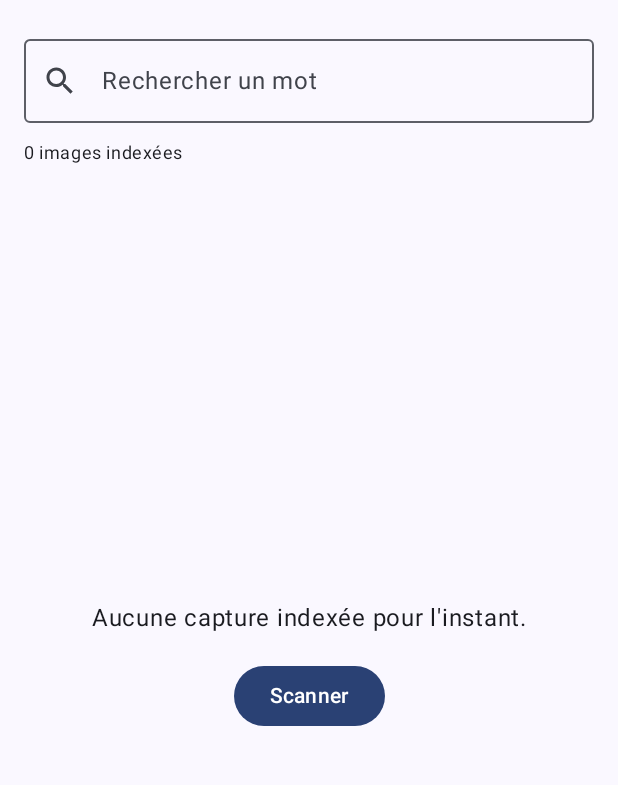
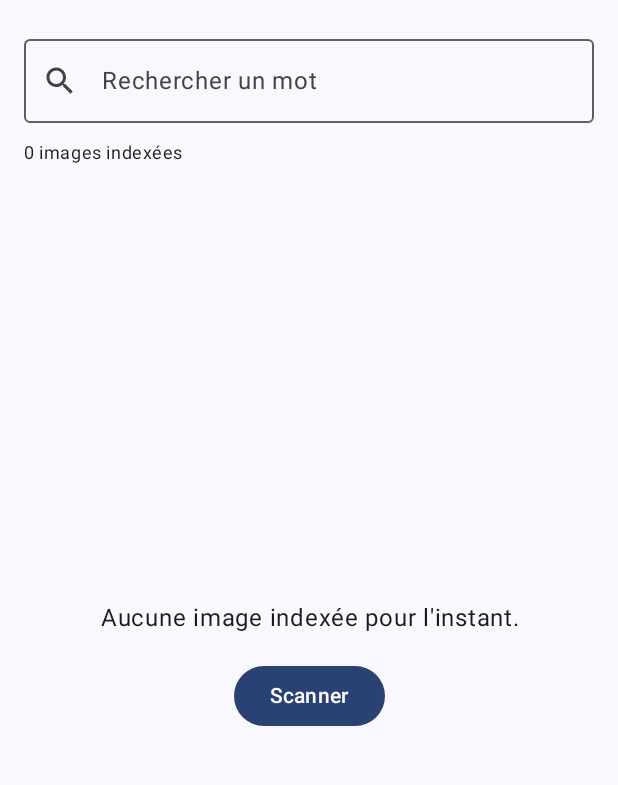
Before and after one commit to w-koujdal/trieur, an Android app built with Jetpack Compose: the screen it shows after launch (MainActivity), on a phone screen of 412 x 824 dp, the part 69-854 px from its top. Run offline under Robolectric (Android 15) with nearby library versions, the phone set to English and light mode, and no system bars; our stand-ins replace Room's generated code; libraries missing offline, so code that uses them is left out: com.google.mlkit.vision.

Commit message:
Tests sur émulateur : correctifs du parcours complet
Nouvel émulateur (D:\avd\trieur_test, Android 16 x86_64, accélération AEHD)
avec 12 images de test générées (ticket, billet, code SMS, adresse,
conversation, doublon, photos, facture). Debug : ABI x86_64 en plus.

Parcours vérifié : accueil -> permission -> indexation -> filtres par source
-> recherche sans accent (« crepes ») -> panneau -> composeur -> Nettoyage ->
Doublons -> corbeille (12 -> 11).

Corrigé :
- La puce de source était hors de l'écran à gauche (LazyRow garde l'ancienne
  première puce) : retour au début dès que la tête de la barre change
- Numéro non détecté quand l'OCR lit « O6 » : O accepté en tête et corrigé
  en 0 (affiché « 06 12 34 56 78 »)
- Un lot de nettoyage vidé se ferme au lieu d'afficher « 0 résultat »
- Libellés : « image » au lieu de « capture » là où c'est général

Co-Authored-By: Claude Opus 5.5 <noreply@anthropic.com>
Claude-Session: https://claude.ai/code/session_01EpDP6y3CgWhQAsLqBwaXEt

```diff
--- a/app/build.gradle.kts
+++ b/app/build.gradle.kts
@@ -25,6 +25,12 @@ android {
     }
 
     buildTypes {
+        debug {
+            // Debug seulement : x86_64 en plus pour tester sur l'émulateur du PC.
+            ndk {
+                abiFilters += "x86_64"
+            }
+        }
         release {
             // R8 retire le code et les ressources inutilisés (Compose, icônes, ML Kit…).
             isMinifyEnabled = true
--- a/app/src/main/java/com/trieur/screenshots/ui/CleanupSheet.kt
+++ b/app/src/main/java/com/trieur/screenshots/ui/CleanupSheet.kt
@@ -37,7 +37,7 @@ fun CleanupSheet(suggestions: List<Suggestion>, onPick: (Suggestion) -> Unit, on
             )
             Text(
                 if (suggestions.isEmpty()) "Rien à nettoyer pour l'instant."
-                else "Touche un lot : ses captures seront sélectionnées, tu vérifies puis tu mets à la corbeille.",
+                else "Touche un lot : ses images seront sélectionnées, tu vérifies puis tu mets à la corbeille.",
                 style = MaterialTheme.typography.bodyMedium,
                 modifier = Modifier.padding(horizontal = 24.dp, vertical = 8.dp),
             )
--- a/app/src/main/java/com/trieur/screenshots/ui/DetailSheet.kt
+++ b/app/src/main/java/com/trieur/screenshots/ui/DetailSheet.kt
@@ -152,7 +152,7 @@ fun DetailSheet(
                     .verticalScroll(rememberScrollState())
             ) {
                 if (shot.text.isBlank()) {
-                    Text("Aucun texte reconnu sur cette capture.", style = MaterialTheme.typography.bodyMedium)
+                    Text("Aucun texte reconnu sur cette image.", style = MaterialTheme.typography.bodyMedium)
                 } else {
                     SelectionContainer { Text(annotated, style = MaterialTheme.typography.bodyMedium) }
                 }
--- a/app/src/main/java/com/trieur/screenshots/ui/FilterBar.kt
+++ b/app/src/main/java/com/trieur/screenshots/ui/FilterBar.kt
@@ -43,9 +43,17 @@ fun FilterBar(
     onSourceSelected: (Source?) -> Unit,
     modifier: Modifier = Modifier,
 ) {
-    // Une puce ajoutée en tête (lot de nettoyage) resterait hors de l'écran à gauche : on revient au début.
+    // Une puce qui apparaît en tête (lot de nettoyage, source) resterait hors de l'écran à gauche :
+    // LazyRow garde l'ancienne première puce en place. Dès que la tête change, on revient au début.
+    val showSources = sources.size > 1 || selectedSource != null
+    val firstKey = when {
+        cleanupLabel != null -> "cleanup"
+        showSources -> "sources"
+        apps.isNotEmpty() -> "apps"
+        else -> categories.firstOrNull()?.first?.name
+    }
     val state = rememberLazyListState()
-    LaunchedEffect(cleanupLabel) { if (cleanupLabel != null) state.scrollToItem(0) }
+    LaunchedEffect(firstKey) { state.scrollToItem(0) }
     LazyRow(
         state = state,
         modifier = modifier,
@@ -63,7 +71,7 @@ fun FilterBar(
             }
         }
         // Le filtre de source n'a de sens qu'avec plusieurs sources indexées.
-        if (sources.size > 1 || selectedSource != null) {
+        if (showSources) {
             item(key = "sources") {
                 MenuChip(
                     label = selectedSource?.label ?: "Tout",
--- a/app/src/main/java/com/trieur/screenshots/ui/MainScreen.kt
+++ b/app/src/main/java/com/trieur/screenshots/ui/MainScreen.kt
@@ -231,11 +231,11 @@ fun MainScreen(vm: MainViewModel = viewModel()) {
             when {
 
                 results.isEmpty() && filtering -> CenteredMessage(
-                    if (query.isNotBlank()) "Aucune capture ne contient « $query » avec ces filtres."
-                    else "Aucune capture avec ces filtres."
+                    if (query.isNotBlank()) "Aucune image ne contient « $query » avec ces filtres."
+                    else "Aucune image avec ces filtres."
                 )
                 results.isEmpty() && !scan.running -> CenteredMessage(
-                    "Aucune capture indexée pour l'instant.",
+                    "Aucune image indexée pour l'instant.",
                     action = "Scanner",
                     onAction = ::scanOrAsk,
                 )
--- a/app/src/main/java/com/trieur/screenshots/ui/MainViewModel.kt
+++ b/app/src/main/java/com/trieur/screenshots/ui/MainViewModel.kt
@@ -196,6 +196,8 @@ class MainViewModel(app: Application) : AndroidViewModel(app) {
     fun removeFromIndex(ids: Collection<Long>) {
         val gone = ids.toSet()
         _selection.update { it - gone }
+        // Un lot de nettoyage vidé n'a plus rien à montrer : on le ferme.
+        _cleanup.update { lot -> lot?.let { it.copy(ids = it.ids - gone) }?.takeIf { it.ids.isNotEmpty() } }
         viewModelScope.launch { gone.chunked(500).forEach { dao.delete(it) } }
     }
 
```
Also changed, not shown: app/src/main/java/com/trieur/screenshots/data/Detected.kt (+5 -3 lines), 1 other file.
